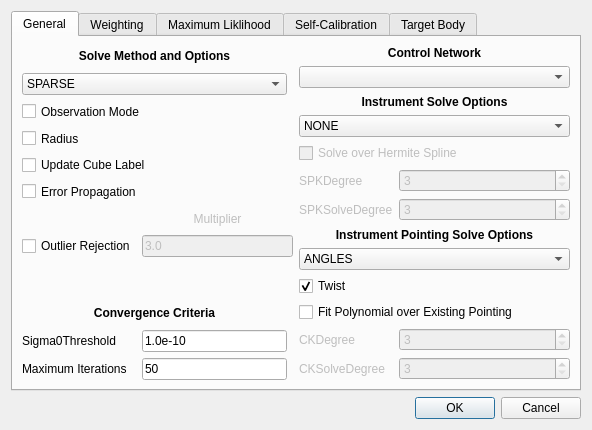
The window that isis/src/qisis/objs/JigsawSetupDialog/JigsawSetupDialog.ui (DOI-USGS/ISIS3) describes before a commit, drawn with Qt 5.
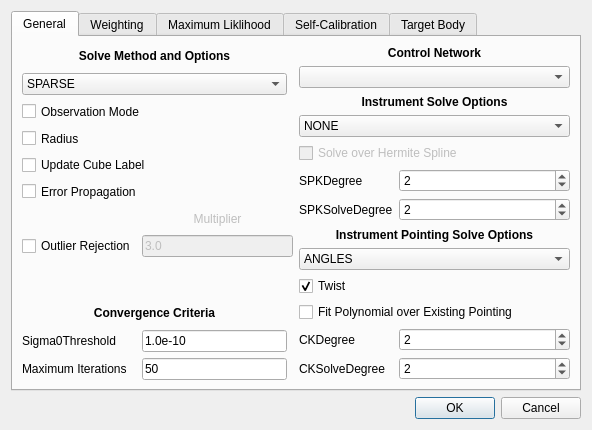
The same window after the commit. The open tabs and pages were chosen to show the change. Icons and pictures are not drawn.

Commit message: Removed bug in JigsawDiaglog.

What changed in the file:
```diff
--- a/isis/src/qisis/objs/JigsawSetupDialog/JigsawSetupDialog.ui
+++ b/isis/src/qisis/objs/JigsawSetupDialog/JigsawSetupDialog.ui
@@ -309,7 +309,7 @@
                <item row="6" column="0">
                 <widget class="QLabel" name="spkDegreeLabel">
                  <property name="enabled">
-                  <bool>false</bool>
+                  <bool>true</bool>
                  </property>
                  <property name="text">
                   <string>SPKDegree</string>
@@ -363,7 +363,7 @@
                <item row="7" column="0">
                 <widget class="QLabel" name="spkSolveDegreeLabel">
                  <property name="enabled">
-                  <bool>false</bool>
+                  <bool>true</bool>
                  </property>
                  <property name="text">
                   <string>SPKSolveDegree</string>
@@ -376,7 +376,7 @@
                <item row="6" column="1">
                 <widget class="QSpinBox" name="spkDegreeSpinBox">
                  <property name="enabled">
-                  <bool>false</bool>
+                  <bool>true</bool>
                  </property>
                  <property name="sizePolicy">
                   <sizepolicy hsizetype="Expanding" vsizetype="Preferred">
@@ -385,10 +385,10 @@
                   </sizepolicy>
                  </property>
                  <property name="minimum">
-                  <number>3</number>
+                  <number>1</number>
                  </property>
                  <property name="value">
-                  <number>3</number>
+                  <number>2</number>
                  </property>
                 </widget>
                </item>
@@ -444,7 +444,7 @@
                <item row="14" column="1">
                 <widget class="QSpinBox" name="ckSolveDegreeSpinBox">
                  <property name="enabled">
-                  <bool>false</bool>
+                  <bool>true</bool>
                  </property>
                  <property name="sizePolicy">
                   <sizepolicy hsizetype="Expanding" vsizetype="Preferred">
@@ -453,17 +453,17 @@
                   </sizepolicy>
                  </property>
                  <property name="minimum">
-                  <number>3</number>
+                  <number>1</number>
                  </property>
                  <property name="value">
-                  <number>3</number>
+                  <number>2</number>
                  </property>
                 </widget>
                </item>
                <item row="13" column="0">
                 <widget class="QLabel" name="ckDegreeLabel">
                  <property name="enabled">
-                  <bool>false</bool>
+                  <bool>true</bool>
                  </property>
                  <property name="text">
                   <string>CKDegree</string>
@@ -492,7 +492,7 @@
                <item row="7" column="1">
                 <widget class="QSpinBox" name="spkSolveDegreeSpinBox">
                  <property name="enabled">
-                  <bool>false</bool>
+                  <bool>true</bool>
                  </property>
                  <property name="sizePolicy">
                   <sizepolicy hsizetype="Expanding" vsizetype="Preferred">
@@ -501,17 +501,17 @@
                   </sizepolicy>
                  </property>
                  <property name="minimum">
-                  <number>3</number>
+                  <number>1</number>
                  </property>
                  <property name="value">
-                  <number>3</number>
+                  <number>2</number>
                  </property>
                 </widget>
                </item>
                <item row="14" column="0">
                 <widget class="QLabel" name="ckSolveDegreeLabel">
                  <property name="enabled">
-                  <bool>false</bool>
+                  <bool>true</bool>
                  </property>
                  <property name="text">
                   <string>CKSolveDegree</string>
@@ -524,7 +524,7 @@
                <item row="13" column="1">
                 <widget class="QSpinBox" name="ckDegreeSpinBox">
                  <property name="enabled">
-                  <bool>false</bool>
+                  <bool>true</bool>
                  </property>
                  <property name="sizePolicy">
                   <sizepolicy hsizetype="Expanding" vsizetype="Preferred">
@@ -533,10 +533,10 @@
                   </sizepolicy>
                  </property>
                  <property name="minimum">
-                  <number>3</number>
+                  <number>1</number>
                  </property>
                  <property name="value">
-                  <number>3</number>
+                  <number>2</number>
                  </property>
                 </widget>
                </item>
```
Left out of the diff: 2 changed lines with no effect on the pictures. The commit also changes 12 other files.
